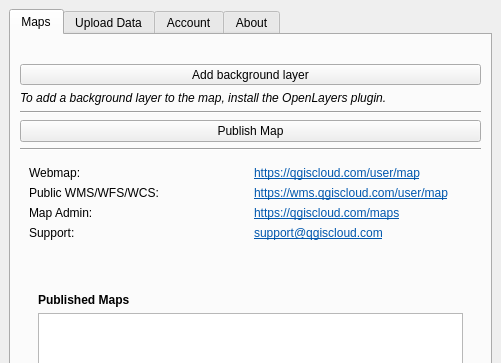
This is qgiscloud/qgiscloudplugin.ui in qgiscloud/qgis-cloud-plugin as Qt 5 draws it before an edit; both pictures show x 0 to 501 and y 0 to 363 of the 501 by 703 pixel window. The edited form follows.
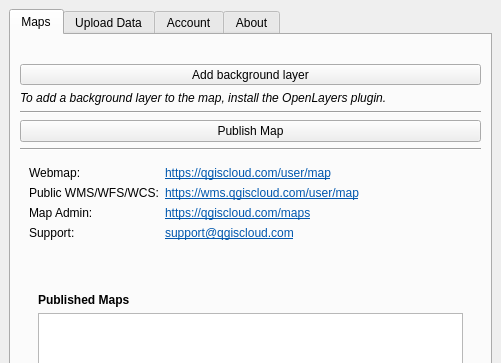
This is the edited form. The open tabs and pages were chosen to show the change. Icons and pictures are not drawn. Custom widgets are drawn as their Qt base class.

Commit message: use wordWrap for map url labels

Patch:
```diff
--- a/qgiscloud/qgiscloudplugin.ui
+++ b/qgiscloud/qgiscloudplugin.ui
@@ -99,7 +99,7 @@
         </item>
         <item row="6" column="0">
          <widget class="QWidget" name="widgetServices" native="true">
-          <layout class="QGridLayout" name="gridLayout">
+          <layout class="QGridLayout" name="gridLayout" columnstretch="0,1">
            <item row="1" column="0">
             <widget class="QLabel" name="label">
              <property name="text">
@@ -116,6 +116,9 @@
 &lt;/style&gt;&lt;/head&gt;&lt;body style=&quot; font-family:'Ubuntu'; font-size:11pt; font-weight:400; font-style:normal;&quot;&gt;
 &lt;p style=&quot; margin-top:0px; margin-bottom:0px; margin-left:0px; margin-right:0px; -qt-block-indent:0; text-indent:0px;&quot;&gt;&lt;a href=&quot;http://wms.qgiscloud.com/user/map&quot;&gt;&lt;span style=&quot; font-size:9pt; text-decoration: underline; color:#0057ae;&quot;&gt;https://wms.qgiscloud.com/user/map&lt;/span&gt;&lt;/a&gt;&lt;/p&gt;&lt;/body&gt;&lt;/html&gt;</string>
              </property>
+             <property name="wordWrap">
+              <bool>true</bool>
+             </property>
              <property name="openExternalLinks">
               <bool>true</bool>
              </property>
@@ -137,6 +140,9 @@
 &lt;/style&gt;&lt;/head&gt;&lt;body style=&quot; font-family:'Ubuntu'; font-size:11pt; font-weight:400; font-style:normal;&quot;&gt;
 &lt;p style=&quot; margin-top:0px; margin-bottom:0px; margin-left:0px; margin-right:0px; -qt-block-indent:0; text-indent:0px;&quot;&gt;&lt;a href=&quot;http://qgiscloud.com/maps&quot;&gt;&lt;span style=&quot; font-size:9pt; text-decoration: underline; color:#0057ae;&quot;&gt;https://qgiscloud.com/maps&lt;/span&gt;&lt;/a&gt;&lt;/p&gt;&lt;/body&gt;&lt;/html&gt;</string>
              </property>
+             <property name="wordWrap">
+              <bool>true</bool>
+             </property>
              <property name="openExternalLinks">
               <bool>true</bool>
              </property>
@@ -161,6 +167,9 @@
 &lt;/style&gt;&lt;/head&gt;&lt;body style=&quot; font-family:'Sans Serif'; font-size:9pt; font-weight:400; font-style:normal;&quot;&gt;
 &lt;p style=&quot; margin-top:0px; margin-bottom:0px; margin-left:0px; margin-right:0px; -qt-block-indent:0; text-indent:0px;&quot;&gt;&lt;a href=&quot;mailto:support@qgiscloud.com?subject=QGISCloud support&quot;&gt;&lt;span style=&quot; font-family:'Ubuntu'; text-decoration: underline; color:#0057ae;&quot;&gt;support@qgiscloud.com&lt;/span&gt;&lt;/a&gt;&lt;/p&gt;&lt;/body&gt;&lt;/html&gt;</string>
              </property>
+             <property name="wordWrap">
+              <bool>true</bool>
+             </property>
              <property name="openExternalLinks">
               <bool>true</bool>
              </property>
@@ -182,6 +191,9 @@
 &lt;/style&gt;&lt;/head&gt;&lt;body style=&quot; font-family:'Ubuntu'; font-size:11pt; font-weight:400; font-style:normal;&quot;&gt;
 &lt;p style=&quot; margin-top:0px; margin-bottom:0px; margin-left:0px; margin-right:0px; -qt-block-indent:0; text-indent:0px;&quot;&gt;&lt;a href=&quot;http://qgiscloud.com/user/map&quot;&gt;&lt;span style=&quot; font-size:9pt; text-decoration: underline; color:#0057ae;&quot;&gt;https://qgiscloud.com/user/map&lt;/span&gt;&lt;/a&gt;&lt;/p&gt;&lt;/body&gt;&lt;/html&gt;</string>
              </property>
+             <property name="wordWrap">
+              <bool>true</bool>
+             </property>
              <property name="openExternalLinks">
               <bool>true</bool>
              </property>
```
The commit also changes 1 other file.
